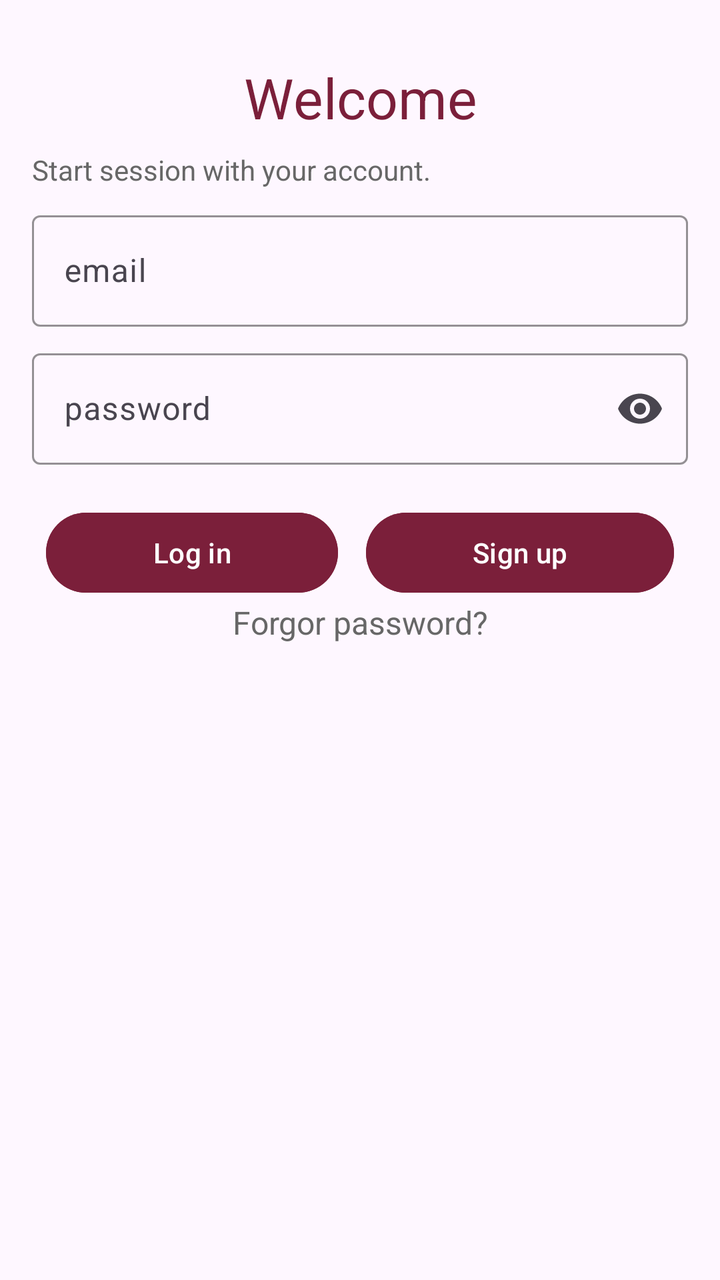
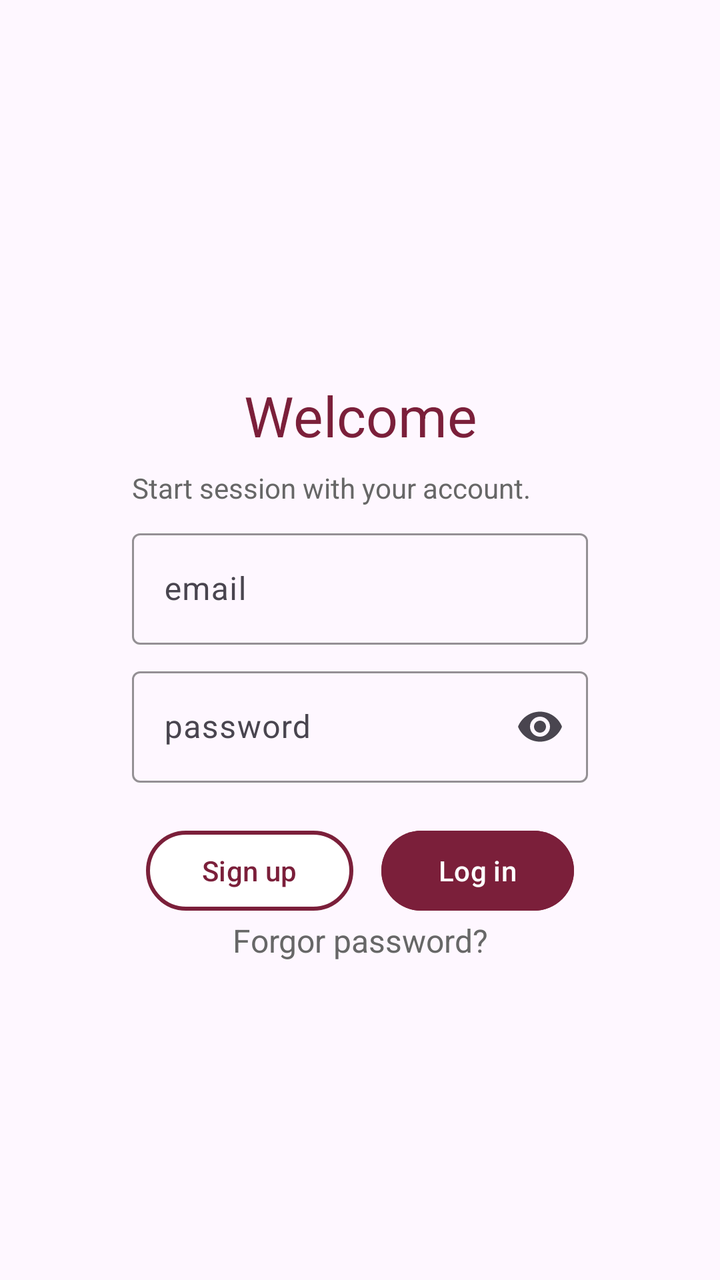

Screens rendered from an Android XML layout before and after an edit, with the pre-edit source and the edit as a unified diff.
<!-- AndroidManifest.xml: application theme Theme.MovieApp -->
<!-- res/layout/activity_main.xml -->
<?xml version="1.0" encoding="utf-8"?>
<LinearLayout xmlns:android="http://schemas.android.com/apk/res/android"
    xmlns:app="http://schemas.android.com/apk/res-auto"
    xmlns:tools="http://schemas.android.com/tools"
    android:id="@+id/main"
    android:layout_width="match_parent"
    android:layout_height="match_parent"
    android:orientation="vertical"
    tools:context=".MainActivity">

    <TextView
        android:layout_width="match_parent"
        android:layout_height="wrap_content"
        android:text="Welcome"
        android:textSize="28sp"
        android:textAlignment="center"
        android:layout_marginTop="30dp"
        android:layout_marginHorizontal="16dp"
        android:textColor="@color/primary"
        />

    <TextView
        android:layout_width="match_parent"
        android:layout_height="wrap_content"
        android:text="Start session with your account."
        android:layout_marginTop="8dp"
        android:layout_marginHorizontal="16dp"
        android:textColor="@color/text"
        />

    <com.google.android.material.textfield.TextInputLayout
        android:layout_width="match_parent"
        android:layout_height="wrap_content"
        android:hint="email"
        app:boxStrokeColor="@color/primary"
        app:hintTextColor="@color/text"
        android:layout_marginTop="8dp"
        android:layout_marginHorizontal="16dp">

        <com.google.android.material.textfield.TextInputEditText
            android:id="@+id/field_email"
            android:layout_width="match_parent"
            android:layout_height="wrap_content"
            android:inputType="textEmailAddress"

            />
    </com.google.android.material.textfield.TextInputLayout>


    <com.google.android.material.textfield.TextInputLayout
        android:layout_width="match_parent"
        android:layout_height="wrap_content"
        android:hint="password"
        app:boxStrokeColor="@color/primary"
        app:hintTextColor="@color/text"
        android:layout_marginTop="8dp"
        android:layout_marginHorizontal="16dp"
        app:endIconMode="password_toggle"
        >

        <com.google.android.material.textfield.TextInputEditText
            android:id="@+id/field_password"
            android:layout_width="match_parent"
            android:layout_height="wrap_content"
            android:inputType="textPassword"

            />
    </com.google.android.material.textfield.TextInputLayout>

    <LinearLayout
        android:layout_width="match_parent"
        android:layout_height="wrap_content"
        android:orientation="horizontal"
        android:layout_marginTop="20dp"
        android:layout_marginHorizontal="16dp">
        <Button
            android:id="@+id/btn_in"
            android:layout_width="wrap_content"
            android:layout_height="wrap_content"
            android:layout_weight="5"
            android:text="Log in"
            android:backgroundTint="@color/primary"
            android:layout_marginHorizontal="7dp"/>
        <Button
            android:id="@+id/btn_sign"
            android:layout_width="wrap_content"
            android:layout_height="wrap_content"
            android:layout_weight="5"
            android:text="Sign up"
            android:backgroundTint="@color/primary"
            android:layout_marginHorizontal="7dp"/>
    </LinearLayout>

    <TextView
        android:id="@+id/btn_password"
        android:layout_width="match_parent"
        android:layout_height="wrap_content"
        android:text="Forgor password?"
        android:textColor="@color/text"
        android:textAlignment="center"
        android:textSize="16sp"
        />

</LinearLayout>
<!-- resources referenced by this layout -->
<resources>
  <color name="primary">#7B1F3A</color>
  <color name="text">#676767</color>
  <style name="Theme.MovieApp" parent="Base.Theme.MovieApp" />
  <style name="Base.Theme.MovieApp" parent="Theme.Material3.DayNight.NoActionBar">
          
          
      </style>
</resources>

<!-- the commit's change to res/layout/activity_main.xml (unified diff, before → after) -->
@@ -6,7 +6,9 @@
     android:layout_width="match_parent"
     android:layout_height="match_parent"
     android:orientation="vertical"
-    tools:context=".MainActivity">
+    tools:context=".MainActivity"
+    android:gravity="center"
+    android:paddingHorizontal="50dp">
 
     <TextView
         android:layout_width="match_parent"
@@ -74,19 +76,22 @@
         android:layout_marginTop="20dp"
         android:layout_marginHorizontal="16dp">
         <Button
+            android:id="@+id/btn_sign"
+            android:layout_width="wrap_content"
+            android:layout_height="wrap_content"
+            android:layout_weight="5"
+            android:text="Sign up"
+            android:layout_marginHorizontal="7dp"
+            android:backgroundTint="@color/white"
+            android:textColor="@color/primary"
+            app:strokeColor="@color/primary"
+            app:strokeWidth="2dp"/>
+        <Button
             android:id="@+id/btn_in"
             android:layout_width="wrap_content"
             android:layout_height="wrap_content"
             android:layout_weight="5"
             android:text="Log in"
-            android:backgroundTint="@color/primary"
-            android:layout_marginHorizontal="7dp"/>
-        <Button
-            android:id="@+id/btn_sign"
-            android:layout_width="wrap_content"
-            android:layout_height="wrap_content"
-            android:layout_weight="5"
-            android:text="Sign up"
             android:backgroundTint="@color/primary"
             android:layout_marginHorizontal="7dp"/>
     </LinearLayout>
<!-- resource entries referenced after the edit -->
@@ -2,6 +2,7 @@
 <resources>
   <color name="primary">#7B1F3A</color>
   <color name="text">#676767</color>
+  <color name="white">#FFFFFFFF</color>
   <style name="Theme.MovieApp" parent="Base.Theme.MovieApp" />
   <style name="Base.Theme.MovieApp" parent="Theme.Material3.DayNight.NoActionBar">
           
